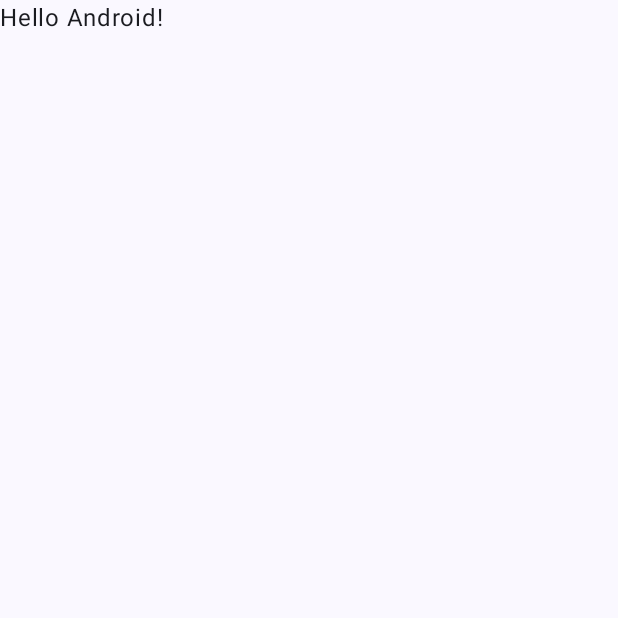
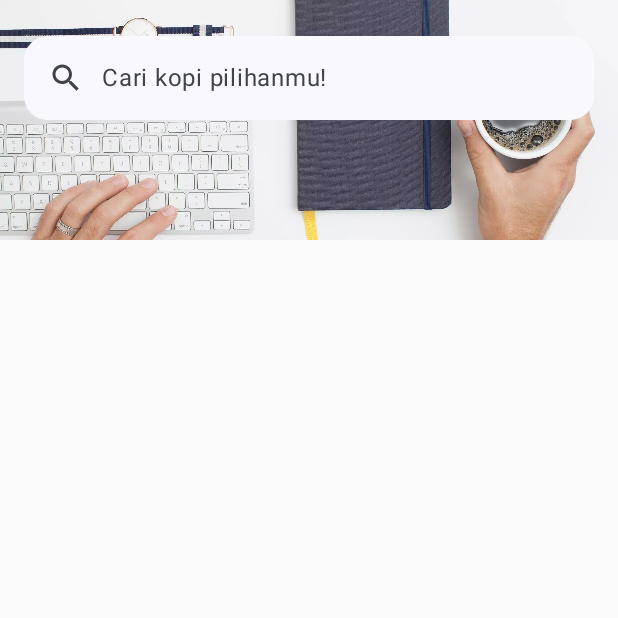
Before and after one commit to ramaadjiprsty/JetCoffee, an Android app built with Jetpack Compose: the screen it shows after launch (MainActivity), on a phone screen of 412 x 824 dp, the top half of it. Before the commit the part shown is almost empty. Run offline under Robolectric (Android 15) with nearby library versions, the phone set to English and light mode, and no system bars.

Commit message:
creating searchBar and banner

```diff
--- a/app/src/main/java/com/example/jetcoffee/MainActivity.kt
+++ b/app/src/main/java/com/example/jetcoffee/MainActivity.kt
@@ -4,13 +4,22 @@ import android.os.Bundle
 import androidx.activity.ComponentActivity
 import androidx.activity.compose.setContent
 import androidx.activity.enableEdgeToEdge
+import androidx.compose.foundation.Image
+import androidx.compose.foundation.layout.Box
+import androidx.compose.foundation.layout.Column
 import androidx.compose.foundation.layout.fillMaxSize
+import androidx.compose.foundation.layout.height
 import androidx.compose.foundation.layout.padding
 import androidx.compose.material3.Scaffold
 import androidx.compose.material3.Text
 import androidx.compose.runtime.Composable
 import androidx.compose.ui.Modifier
+import androidx.compose.ui.layout.ContentScale
+import androidx.compose.ui.res.painterResource
+import androidx.compose.ui.tooling.preview.Devices
 import androidx.compose.ui.tooling.preview.Preview
+import androidx.compose.ui.unit.dp
+import com.example.jetcoffee.ui.components.Search
 import com.example.jetcoffee.ui.theme.JetCoffeeTheme
 
 class MainActivity : ComponentActivity() {
@@ -19,11 +28,8 @@ class MainActivity : ComponentActivity() {
         enableEdgeToEdge()
         setContent {
             JetCoffeeTheme {
-                Scaffold(modifier = Modifier.fillMaxSize()) { innerPadding ->
-                    Greeting(
-                        name = "Android",
-                        modifier = Modifier.padding(innerPadding)
-                    )
+                JetCoffeeTheme {
+                    JetCoffeeApp()
                 }
             }
         }
@@ -31,17 +37,28 @@ class MainActivity : ComponentActivity() {
 }
 
 @Composable
-fun Greeting(name: String, modifier: Modifier = Modifier) {
-    Text(
-        text = "Hello $name!",
-        modifier = modifier
-    )
+fun JetCoffeeApp() {
+    Column {
+        Banner()
+    }
 }
 
-@Preview(showBackground = true)
 @Composable
-fun GreetingPreview() {
-    JetCoffeeTheme {
-        Greeting("Android")
+fun Banner(modifier: Modifier = Modifier) {
+    Box(modifier = modifier) {
+        Image(painter = painterResource(R.drawable.banner),
+            contentDescription = "Banner Image",
+            contentScale = ContentScale.Crop,
+            modifier = Modifier.height(160.dp)
+        )
+        Search()
     }
 }
+
+@Preview(showBackground = true, device = Devices.PIXEL_4)
+@Composable
+fun JetCoffeeAppPreview() {
+    JetCoffeeTheme {
+       JetCoffeeApp()
+    }
+}
--- /dev/null
+++ b/app/src/main/java/com/example/jetcoffee/ui/components/Search.kt
@@ -0,0 +1,60 @@
+package com.example.jetcoffee.ui.components
+
+import androidx.compose.foundation.layout.fillMaxWidth
+import androidx.compose.foundation.layout.heightIn
+import androidx.compose.foundation.layout.padding
+import androidx.compose.material.icons.Icons
+import androidx.compose.material.icons.filled.Search
+import androidx.compose.material3.ExperimentalMaterial3Api
+import androidx.compose.material3.Icon
+import androidx.compose.material3.MaterialTheme
+import androidx.compose.material3.SearchBar
+import androidx.compose.material3.SearchBarDefaults
+import androidx.compose.material3.Text
+import androidx.compose.runtime.Composable
+import androidx.compose.ui.Modifier
+import androidx.compose.ui.res.stringResource
+import androidx.compose.ui.tooling.preview.Preview
+import androidx.compose.ui.unit.dp
+import com.example.jetcoffee.R
+import com.example.jetcoffee.ui.theme.JetCoffeeTheme
+
+@OptIn(ExperimentalMaterial3Api::class)
+@Composable
+fun Search(modifier: Modifier = Modifier) {
+    SearchBar(
+        query = "",
+        onQueryChange = {},
+        onSearch = {},
+        active = false,
+        onActiveChange = {},
+        leadingIcon = {
+                      Icon(
+                          imageVector = Icons.Default.Search,
+                          contentDescription = null,
+                          tint = MaterialTheme.colorScheme.onSurfaceVariant
+                      )
+        },
+        placeholder = {
+                      Text(stringResource(R.string.placeholder_search))
+        },
+        shape = MaterialTheme.shapes.large,
+        colors = SearchBarDefaults.colors(
+            containerColor = MaterialTheme.colorScheme.background
+        ),
+        modifier = modifier
+            .padding(16.dp)
+            .fillMaxWidth()
+            .heightIn(min = 48.dp)
+        ) {
+
+    }
+}
+
+@Preview
+@Composable
+fun SearchPreview() {
+    JetCoffeeTheme {
+        Search()
+    }
+}
--- a/app/src/main/java/com/example/jetcoffee/ui/theme/Color.kt
+++ b/app/src/main/java/com/example/jetcoffee/ui/theme/Color.kt
@@ -9,3 +9,6 @@ val Pink80 = Color(0xFFEFB8C8)
 val Purple40 = Color(0xFF6650a4)
 val PurpleGrey40 = Color(0xFF625b71)
 val Pink40 = Color(0xFF7D5260)
+
+val CoffeeBrown = Color(0xFF886345)
+val LightCoffeeBrown = Color(0xFFC4A68A)
--- a/app/src/main/java/com/example/jetcoffee/ui/theme/Theme.kt
+++ b/app/src/main/java/com/example/jetcoffee/ui/theme/Theme.kt
@@ -9,18 +9,18 @@ import androidx.compose.material3.dynamicDarkColorScheme
 import androidx.compose.material3.dynamicLightColorScheme
 import androidx.compose.material3.lightColorScheme
 import androidx.compose.runtime.Composable
+import androidx.compose.ui.graphics.Color
 import androidx.compose.ui.platform.LocalContext
 
 private val DarkColorScheme = darkColorScheme(
-    primary = Purple80,
-    secondary = PurpleGrey80,
-    tertiary = Pink80
+    primary = LightCoffeeBrown,
+    secondary = LightCoffeeBrown,
 )
 
 private val LightColorScheme = lightColorScheme(
-    primary = Purple40,
-    secondary = PurpleGrey40,
-    tertiary = Pink40
+    primary = CoffeeBrown,
+    secondary = CoffeeBrown,
+    tertiary = Color.White
 
     /* Other default colors to override
     background = Color(0xFFFFFBFE),
```
Also changed, not shown: app/src/main/java/com/example/jetcoffee/model/Category.kt (added, +21 -0 lines), app/src/main/java/com/example/jetcoffee/model/Menu.kt (added, +18 -0 lines), app/src/main/res/values/strings.xml (+15 -0 lines), app/src/main/res/drawable/banner.webp (added), app/src/main/res/drawable/icon_category_all.webp (added), app/src/main/res/drawable/icon_category_americano.webp (added), app/src/main/res/drawable/icon_category_cappuccino.webp (added), app/src/main/res/drawable/icon_category_espresso.webp (added), app/src/main/res/drawable/icon_category_frappe.webp (added), app/src/main/res/drawable/icon_category_latte.webp (added), app/src/main/res/drawable/icon_category_macchiato.webp (added), app/src/main/res/drawable/icon_category_mocha.webp (added), app/src/main/res/drawable/menu1.webp (added), app/src/main/res/drawable/menu2.webp (added), 2 more files.
